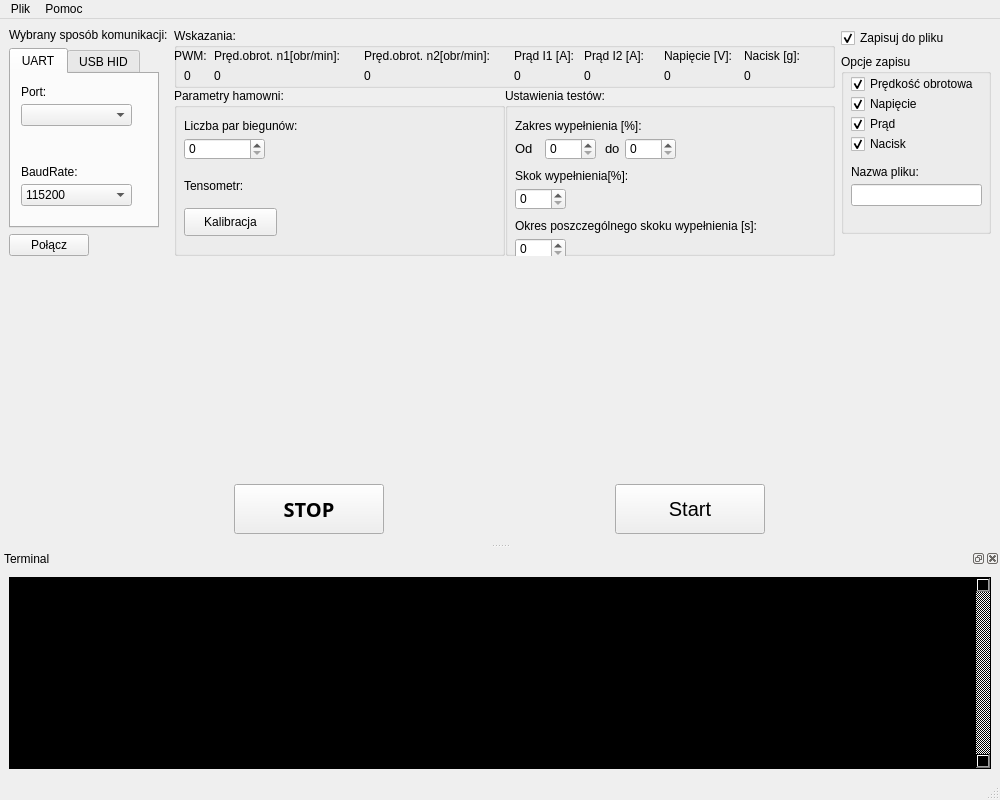
Above: UI/MainWindowUI.ui from Szkodniq1/Propeller-Dynamometer before the change. Below: the same form after it.
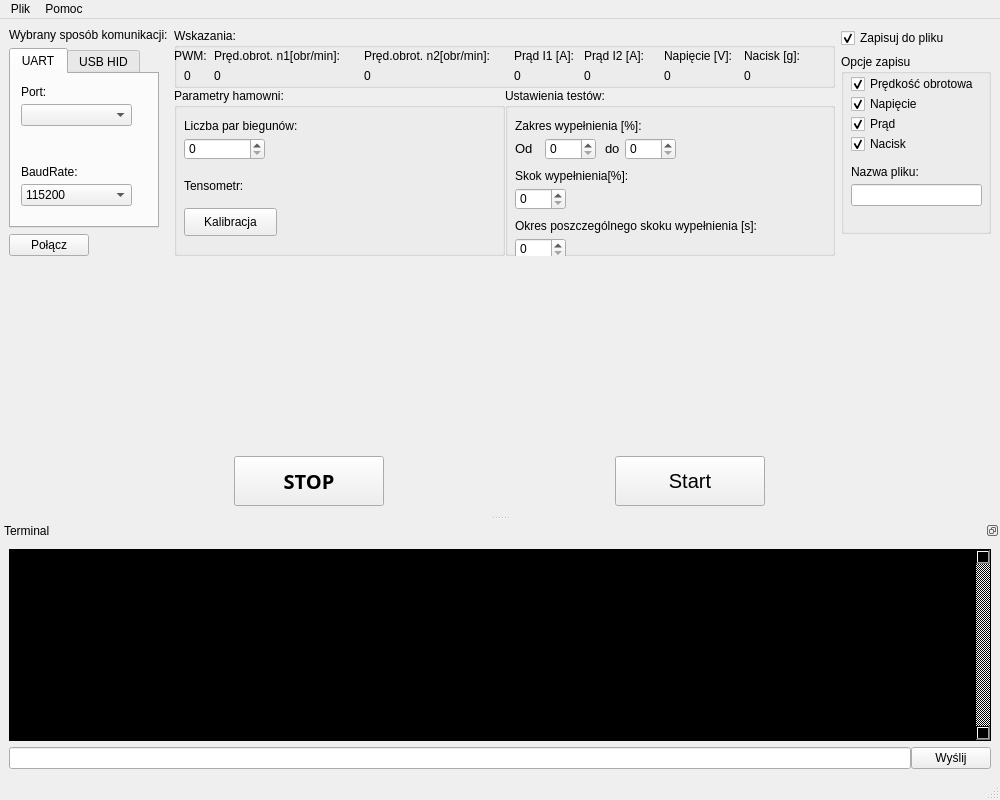
That is the form after the change. Icons and pictures are not drawn.

Commit message: updated uart communication - now it is capable of getting a lot of data, added line edit to main window

```diff
--- a/UI/MainWindowUI.ui
+++ b/UI/MainWindowUI.ui
@@ -981,8 +981,8 @@
    </property>
    <property name="minimumSize">
     <size>
-     <width>109</width>
-     <height>200</height>
+     <width>254</width>
+     <height>231</height>
     </size>
    </property>
    <property name="maximumSize">
@@ -991,6 +991,12 @@
      <height>350</height>
     </size>
    </property>
+   <property name="features">
+    <set>QDockWidget::DockWidgetFloatable|QDockWidget::DockWidgetMovable</set>
+   </property>
+   <property name="allowedAreas">
+    <set>Qt::BottomDockWidgetArea|Qt::TopDockWidgetArea</set>
+   </property>
    <property name="windowTitle">
     <string>Terminal</string>
    </property>
@@ -1002,7 +1008,7 @@
      <item>
       <widget class="QPlainTextEdit" name="terminal">
        <property name="sizePolicy">
-        <sizepolicy hsizetype="Preferred" vsizetype="Preferred">
+        <sizepolicy hsizetype="Preferred" vsizetype="Expanding">
          <horstretch>0</horstretch>
          <verstretch>0</verstretch>
         </sizepolicy>
@@ -1136,6 +1142,36 @@
        </property>
       </widget>
      </item>
+     <item>
+      <layout class="QHBoxLayout" name="horizontalLayout_4">
+       <property name="spacing">
+        <number>0</number>
+       </property>
+       <property name="sizeConstraint">
+        <enum>QLayout::SetMinimumSize</enum>
+       </property>
+       <property name="leftMargin">
+        <number>0</number>
+       </property>
+       <property name="topMargin">
+        <number>0</number>
+       </property>
+       <item>
+        <widget class="QLineEdit" name="quickMessage">
+         <property name="clearButtonEnabled">
+          <bool>false</bool>
+         </property>
+        </widget>
+       </item>
+       <item>
+        <widget class="QPushButton" name="quickSend">
+         <property name="text">
+          <string>Wyślij</string>
+         </property>
+        </widget>
+       </item>
+      </layout>
+     </item>
     </layout>
    </widget>
   </widget>
```
The commit also changes 38 other files.
